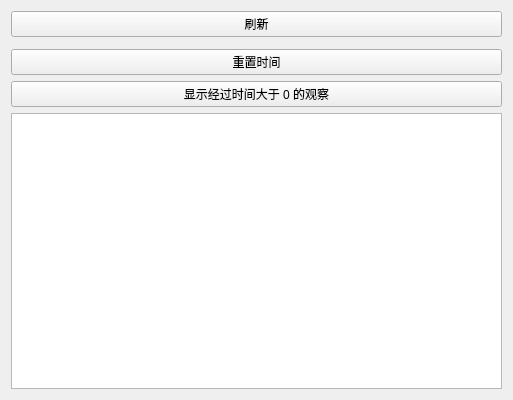
The window that miniSlicer/Slicer/Modules/Core/Resources/UI/qSlicerEventBrokerModuleWidget.ui (jiaqiwang969/Slicer) describes before a commit, drawn with Qt 5.
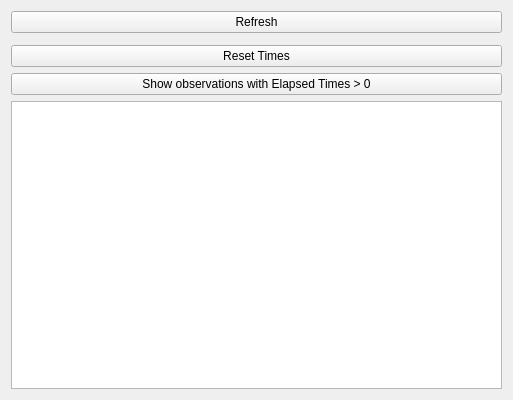
The same window after the commit. Custom widgets are drawn as their Qt base class.

```diff
--- a/miniSlicer/Slicer/Modules/Core/Resources/UI/qSlicerEventBrokerModuleWidget.ui
+++ b/miniSlicer/Slicer/Modules/Core/Resources/UI/qSlicerEventBrokerModuleWidget.ui
@@ -22,7 +22,7 @@
    <item>
     <widget class="QPushButton" name="RefreshPushButton">
      <property name="text">
-      <string>刷新</string>
+      <string>Refresh</string>
      </property>
     </widget>
    </item>
@@ -39,14 +39,14 @@
    <item>
     <widget class="QPushButton" name="ResetElapsedTimesPushButton">
      <property name="text">
-      <string>重置时间</string>
+      <string>Reset Times</string>
      </property>
     </widget>
    </item>
    <item>
     <widget class="QPushButton" name="ShowElapsedTimesPushButton">
      <property name="text">
-      <string>显示经过时间大于 0 的观察</string>
+      <string>Show observations with Elapsed Times &gt; 0</string>
      </property>
     </widget>
    </item>
```
Left out of the diff: 5 changed lines with no effect on the pictures.
